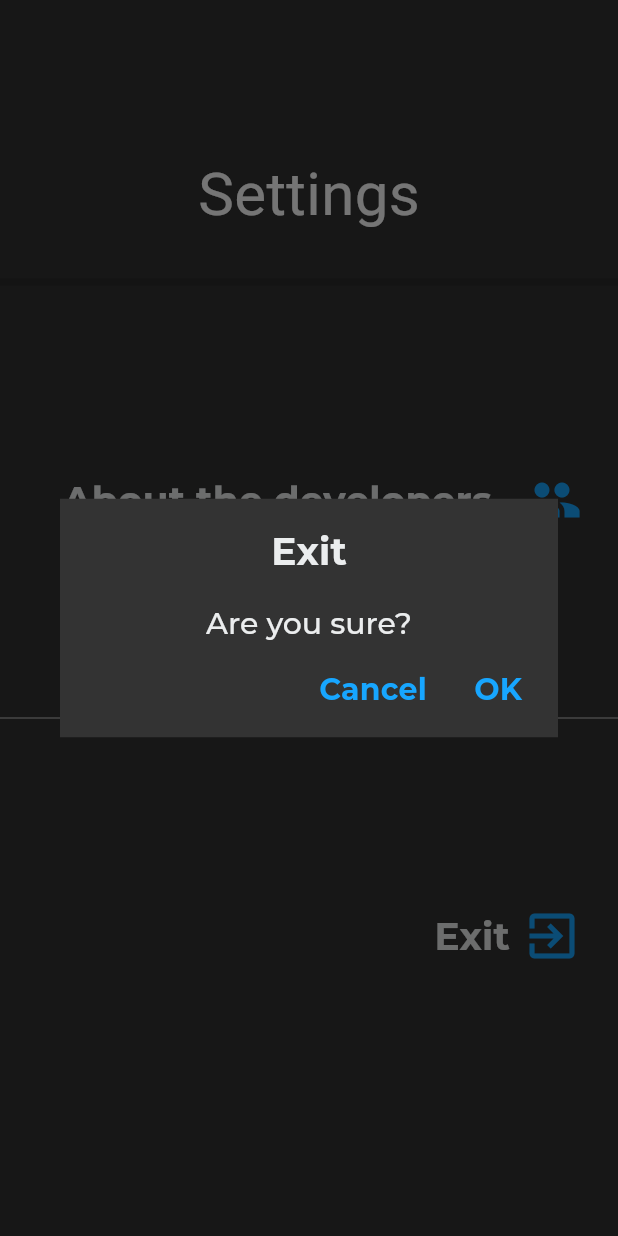
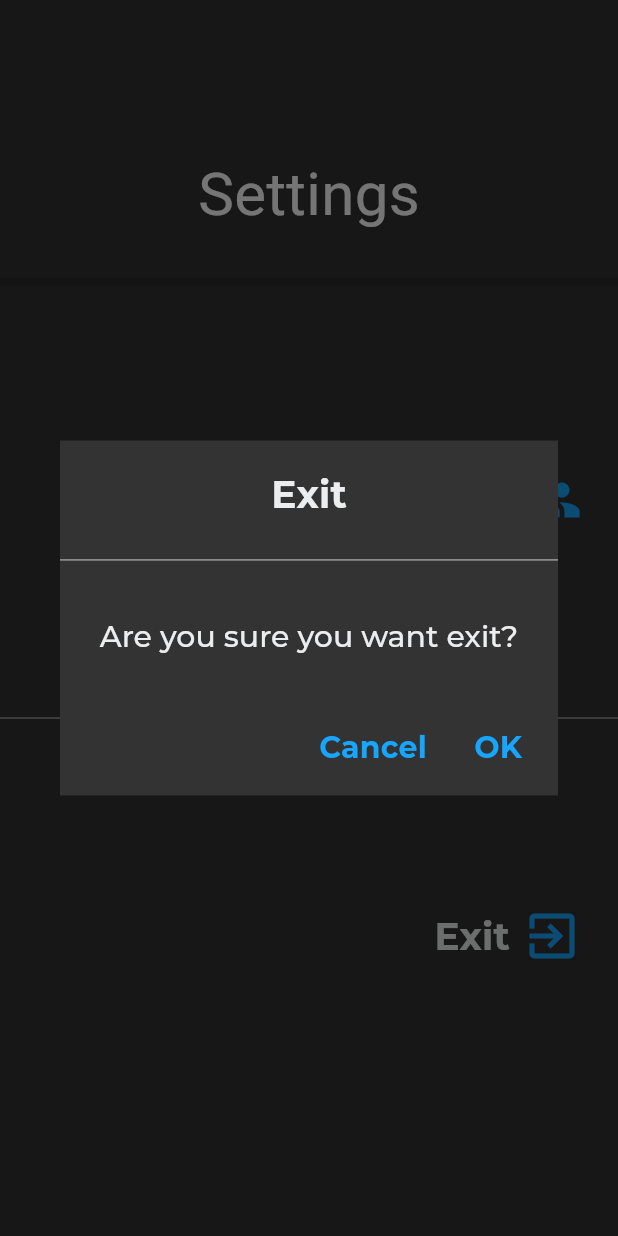
Before and after one commit to amolakamel/fci, a Flutter app: the SettingsView screen opened by its route, after a tap on the "exit to app" icon, on a phone screen of 412 x 824 dp. Run offline on Flutter 3.47's test engine with Material 3 defaults, Android fonts, the phone set to English and light mode, and no system bars; our stand-ins replace dartz, dio, file_picker, flutter_bloc, flutter_svg, freezed_annotation and 6 more; accounts and stored records are empty; generated files the repository leaves out were written again.

Commit message:
edit developer and setting

```diff
--- a/lib/presentation/about_view/about_view.dart
+++ b/lib/presentation/about_view/about_view.dart
@@ -1,5 +1,4 @@
 import 'dart:async';
-
 import 'package:fci/presentation/resources/color_manager.dart';
 import 'package:fci/presentation/resources/strings_manager.dart';
 import 'package:flutter/cupertino.dart';
--- a/lib/presentation/resources/color_manager.dart
+++ b/lib/presentation/resources/color_manager.dart
@@ -1,7 +1,7 @@
 import 'package:flutter/material.dart';
 
 class ColorManager {
-  static const Color primary = Color(0xff061D8A);
+  static const Color primary = Color(0xff17A6FF);
   static const Color darkBlue = Color(0xff0034A3);
   static const Color white = Color(0xffEBEDEE);
   static const Color blue = Color(0xff0047FF);
@@ -15,7 +15,7 @@ class ColorManager {
   //#17A6FF  #2B9DD7  #061D8A
     static const Color lightBlue = Color(0xff17A6FF);
   static const Color darkPrimary = Color(0xffd17d11);
-  static const Color lightPrimary = Color(0xCCd17d11); // color with 80% opacity
+  static const Color lightPrimary = Color(0xCCd17d11);
   static const Color yellow = Color(0xffFAFF00);
   static const Color grey1 = Color(0xff707070);
   static const Color grey2 = Color(0xff797979);
--- a/lib/presentation/resources/strings_manager.dart
+++ b/lib/presentation/resources/strings_manager.dart
@@ -48,11 +48,11 @@ class AppStrings {
   static const settings = "Settings";
   static const developers = "About the developers";
   static const exit = "Exit";
-  static const sure = "Are you sure?";
+  static const sure = "Are you sure you want exit?";
   static const developersInfo = "We are third year students\nin the\nInformation Systems Department\nwithin the\nFaculty of Computers and Information\nat\nSuez Canal University";
-  static const ui = " Ahmed Selim \nMahmoud Saber";
-  static const mobile = "  Ziad Waled\nAmal Mahmoud\n Nour mohamed";
-  static const back = " Ahmed Mostafa\n Mohamed A tef\nZainab Fadel\nHadia Mohamed";
+  static const ui = " Ahmed Selim \n\nMahmoud Saber\n\n\n\n";
+  static const mobile = "  Ziad Waled\n\nAmal Mahmoud\n\n Nour mohamed\n\n";
+  static const back = "Ahmed Mostafa\n\n Mohamed A tef\n\nZainab Fadel\n\nHadia Mohamed";
   static const cancel = "Cancel";
   // static const general = "THIRD YEAR\nG E N E R A L";
 }
--- a/lib/presentation/settings/settings_view.dart
+++ b/lib/presentation/settings/settings_view.dart
@@ -100,8 +100,10 @@ class SettingsView extends StatelessWidget {
                                 mainAxisSize: MainAxisSize.min,
                                 children: <Widget>[
                                   Padding(
-                                    padding: const EdgeInsets.all(16.0),
+
+                                    padding: const EdgeInsets.all(16.8),
                                     child: Text(
+
                                       AppStrings.exit,
                                       style: Theme.of(context)
                                           .textTheme
@@ -112,6 +114,14 @@ class SettingsView extends StatelessWidget {
                                           ),
                                     ),
                                   ),
+                                    const Divider(
+                                  thickness: 0.5,
+                                  color: Colors.white,
+                                  ),
+                                    const SizedBox(
+                                      height: AppSize.s30,
+                                  ),
+
                                   Padding(
                                     padding: const EdgeInsets.symmetric(horizontal: 0.0),
                                     child: Text(
@@ -121,7 +131,12 @@ class SettingsView extends StatelessWidget {
                                             fontSize: AppSize.s20,
                                           ),
                                     ),
+
                                   ),
+                                    const SizedBox(
+                                      height: AppSize.s30,
+                                  ),
+
                                   ButtonBar(
                                     children: <Widget>[
                                       TextButton(
@@ -138,6 +153,7 @@ class SettingsView extends StatelessWidget {
                                                 fontSize: AppSize.s20,
                                               ),
                                         ),
+
                                       ),
                                       TextButton(
                                         onPressed: () {
```
